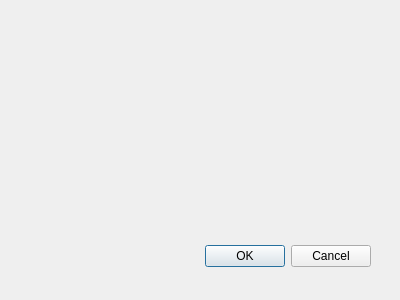
gilliM/MFQ, file ModisFromQgis/modis_dialog_base.ui: the form before one commit.
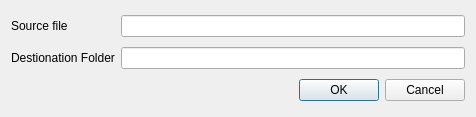
The form after the commit.

The edit to the form file:
```diff
--- a/ModisFromQgis/modis_dialog_base.ui
+++ b/ModisFromQgis/modis_dialog_base.ui
@@ -1,33 +1,49 @@
 <ui version="4.0" >
  <class>ModisFromQgisDialogBase</class>
- <widget class="QDialog" name="ModisFromQgisDialogBase" >
-  <property name="geometry" >
+ <widget class="QDialog" name="ModisFromQgisDialogBase">
+  <property name="geometry">
    <rect>
     <x>0</x>
     <y>0</y>
-    <width>400</width>
-    <height>300</height>
+    <width>476</width>
+    <height>117</height>
    </rect>
   </property>
   <property name="windowTitle" >
    <string>Modis from QGIS</string>
   </property>
-  <widget class="QDialogButtonBox" name="button_box" >
-   <property name="geometry" >
-    <rect>
-     <x>30</x>
-     <y>240</y>
-     <width>341</width>
-     <height>32</height>
-    </rect>
-   </property>
-   <property name="orientation" >
-    <enum>Qt::Horizontal</enum>
-   </property>
-   <property name="standardButtons" >
-    <set>QDialogButtonBox::Cancel|QDialogButtonBox::Ok</set>
-   </property>
-  </widget>
+  <layout class="QGridLayout" name="gridLayout">
+   <item row="0" column="0">
+    <widget class="QLabel" name="label">
+     <property name="text">
+      <string>Source file</string>
+     </property>
+    </widget>
+   </item>
+   <item row="0" column="1">
+    <widget class="QLineEdit" name="sourceLineEdit"/>
+   </item>
+   <item row="1" column="0">
+    <widget class="QLabel" name="destinationLineEdit">
+     <property name="text">
+      <string>Destionation Folder</string>
+     </property>
+    </widget>
+   </item>
+   <item row="1" column="1">
+    <widget class="QLineEdit" name="lineEdit_2"/>
+   </item>
+   <item row="2" column="0" colspan="2">
+    <widget class="QDialogButtonBox" name="button_box">
+     <property name="orientation">
+      <enum>Qt::Horizontal</enum>
+     </property>
+     <property name="standardButtons">
+      <set>QDialogButtonBox::Cancel|QDialogButtonBox::Ok</set>
+     </property>
+    </widget>
+   </item>
+  </layout>
  </widget>
  <resources/>
  <connections>
```
Left out of the diff: 29 changed lines with no effect on the pictures.
